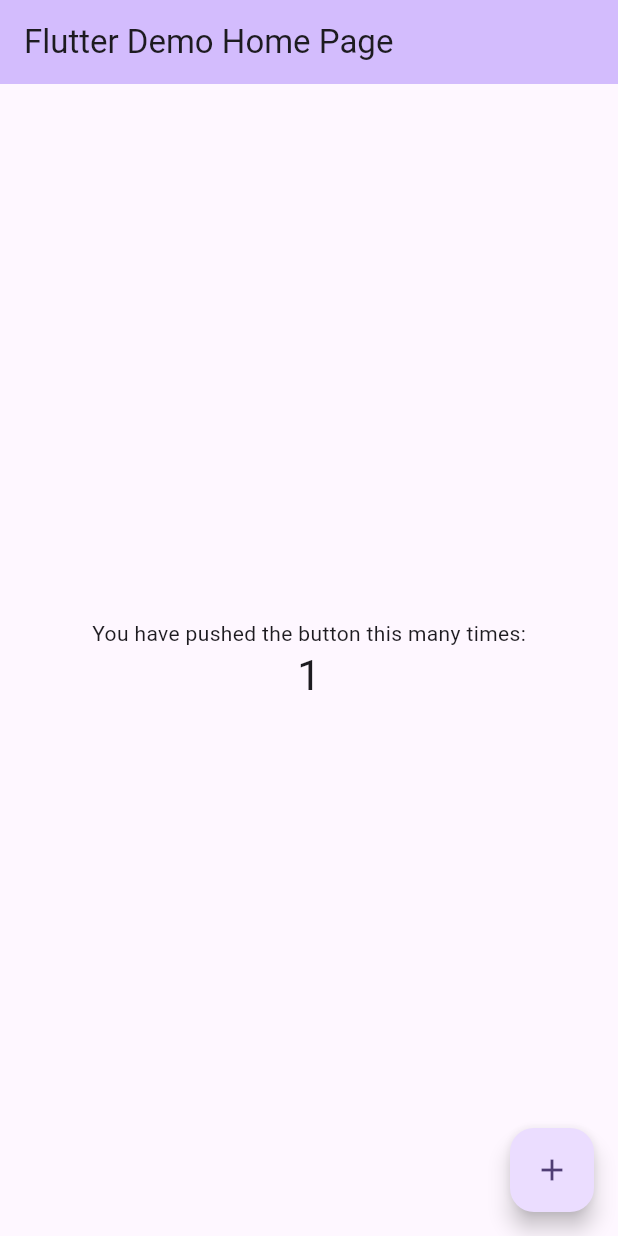
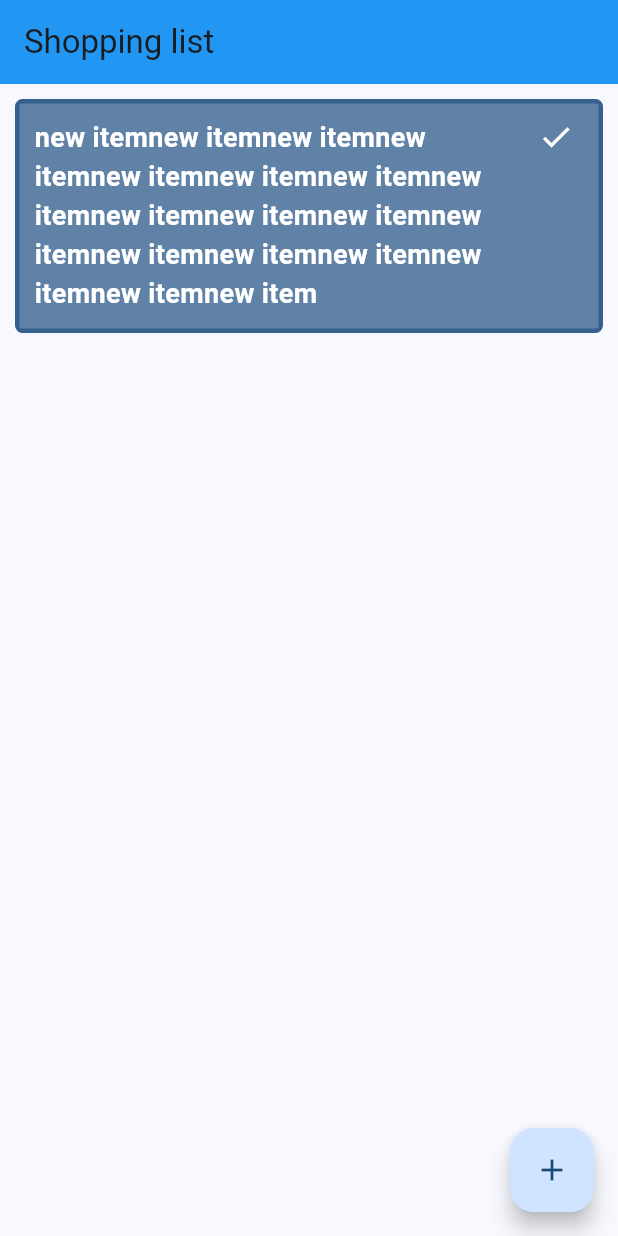
Before and after one commit to FBGFi/shopping-list, a Flutter app: the screen it shows after launch, after a tap on the "add" icon, on a phone screen of 412 x 824 dp. Run offline on Flutter 3.47's test engine with Material 3 defaults, Android fonts, the phone set to English and light mode, and no system bars.

Commit message:
add basic listing

```diff
--- a/lib/main.dart
+++ b/lib/main.dart
@@ -6,120 +6,101 @@ void main() {
 
 class MyApp extends StatelessWidget {
   const MyApp({super.key});
-
-  // This widget is the root of your application.
   @override
   Widget build(BuildContext context) {
     return MaterialApp(
       title: 'Flutter Demo',
       theme: ThemeData(
-        // This is the theme of your application.
-        //
-        // TRY THIS: Try running your application with "flutter run". You'll see
-        // the application has a purple toolbar. Then, without quitting the app,
-        // try changing the seedColor in the colorScheme below to Colors.green
-        // and then invoke "hot reload" (save your changes or press the "hot
-        // reload" button in a Flutter-supported IDE, or press "r" if you used
-        // the command line to start the app).
-        //
-        // Notice that the counter didn't reset back to zero; the application
-        // state is not lost during the reload. To reset the state, use hot
-        // restart instead.
-        //
-        // This works for code too, not just values: Most code changes can be
-        // tested with just a hot reload.
-        colorScheme: ColorScheme.fromSeed(seedColor: Colors.deepPurple),
+        colorScheme: ColorScheme.fromSeed(seedColor: Colors.blue),
         useMaterial3: true,
       ),
-      home: const MyHomePage(title: 'Flutter Demo Home Page'),
+      home: const ShoppingListPage(),
     );
   }
 }
 
-class MyHomePage extends StatefulWidget {
-  const MyHomePage({super.key, required this.title});
-
-  // This widget is the home page of your application. It is stateful, meaning
-  // that it has a State object (defined below) that contains fields that affect
-  // how it looks.
-
-  // This class is the configuration for the state. It holds the values (in this
-  // case the title) provided by the parent (in this case the App widget) and
-  // used by the build method of the State. Fields in a Widget subclass are
-  // always marked "final".
-
-  final String title;
+class ShoppingListPage extends StatefulWidget {
+  const ShoppingListPage({super.key});
 
   @override
-  State<MyHomePage> createState() => _MyHomePageState();
+  State<ShoppingListPage> createState() => _ShoppingListPageState();
 }
 
-class _MyHomePageState extends State<MyHomePage> {
-  int _counter = 0;
-
-  void _incrementCounter() {
+class _ShoppingListPageState extends State<ShoppingListPage> {
+  final List<String> _items = [];
+  _addItem() {
     setState(() {
-      // This call to setState tells the Flutter framework that something has
-      // changed in this State, which causes it to rerun the build method below
-      // so that the display can reflect the updated values. If we changed
-      // _counter without calling setState(), then the build method would not be
-      // called again, and so nothing would appear to happen.
-      _counter++;
+      _items.add(
+          "new itemnew itemnew itemnew itemnew itemnew itemnew itemnew itemnew itemnew itemnew itemnew itemnew itemnew itemnew itemnew itemnew itemnew item");
     });
   }
 
   @override
   Widget build(BuildContext context) {
-    // This method is rerun every time setState is called, for instance as done
-    // by the _incrementCounter method above.
-    //
-    // The Flutter framework has been optimized to make rerunning build methods
-    // fast, so that you can just rebuild anything that needs updating rather
-    // than having to individually change instances of widgets.
     return Scaffold(
       appBar: AppBar(
-        // TRY THIS: Try changing the color here to a specific color (to
-        // Colors.amber, perhaps?) and trigger a hot reload to see the AppBar
-        // change color while the other colors stay the same.
-        backgroundColor: Theme.of(context).colorScheme.inversePrimary,
-        // Here we take the value from the MyHomePage object that was created by
-        // the App.build method, and use it to set our appbar title.
-        title: Text(widget.title),
-      ),
-      body: Center(
-        // Center is a layout widget. It takes a single child and positions it
-        // in the middle of the parent.
-        child: Column(
-          // Column is also a layout widget. It takes a list of children and
-          // arranges them vertically. By default, it sizes itself to fit its
-          // children horizontally, and tries to be as tall as its parent.
-          //
-          // Column has various properties to control how it sizes itself and
-          // how it positions its children. Here we use mainAxisAlignment to
-          // center the children vertically; the main axis here is the vertical
-          // axis because Columns are vertical (the cross axis would be
-          // horizontal).
-          //
-          // TRY THIS: Invoke "debug painting" (choose the "Toggle Debug Paint"
-          // action in the IDE, or press "p" in the console), to see the
-          // wireframe for each widget.
-          mainAxisAlignment: MainAxisAlignment.center,
-          children: <Widget>[
-            const Text(
-              'You have pushed the button this many times:',
-            ),
-            Text(
-              '$_counter',
-              style: Theme.of(context).textTheme.headlineMedium,
-            ),
-          ],
-        ),
-      ),
+          backgroundColor: Colors.blue, title: const Text("Shopping list")),
+      body: GroceriesList(items: _items),
       floatingActionButton: FloatingActionButton(
-        onPressed: _incrementCounter,
-        tooltip: 'Increment',
-        child: const Icon(Icons.add),
-      ), // This trailing comma makes auto-formatting nicer for build methods.
+          onPressed: _addItem, child: const Icon(Icons.add)),
     );
   }
 }
+
+class GroceriesList extends StatelessWidget {
+  const GroceriesList({super.key, required this.items});
+  final List<String> items;
+
+  @override
+  Widget build(BuildContext context) {
+    return ListView(
+        children: items
+            .map((item) => Padding(
+                padding: const EdgeInsets.all(10),
+                child: Container(
+                    decoration: BoxDecoration(
+                        borderRadius: BorderRadius.circular(5),
+                        border: Border.all(
+                            color: Theme.of(context).colorScheme.primary,
+                            width: 3),
+                        color: Theme.of(context)
+                            .colorScheme
+                            .primary
+                            .withAlpha(200)),
+                    child: Padding(
+                        padding: const EdgeInsets.all(10),
+                        child: Wrap(
+                            direction: Axis.horizontal,
+                            alignment: WrapAlignment.spaceBetween,
+                            children: [
+                              FractionallySizedBox(
+                                widthFactor: 0.85,
+                                child: Text(item,
+                                    style: TextStyle(
+                                        fontSize: 18,
+                                        fontWeight: FontWeight.bold,
+                                        color: Theme.of(context)
+                                            .colorScheme
+                                            .onPrimary)),
+                              ),
+                              const FractionallySizedBox(
+                                widthFactor: 0.05,
+                              ),
+                              FractionallySizedBox(
+                                widthFactor: 0.1,
+                                child: IconButton(
+                                  onPressed: () {},
+                                  color:
+                                      Theme.of(context).colorScheme.onPrimary,
+                                  icon: const Icon(Icons.check),
+                                  padding: EdgeInsets.zero,
+                                  constraints: const BoxConstraints(),
+                                  style: const ButtonStyle(
+                                      tapTargetSize:
+                                          MaterialTapTargetSize.shrinkWrap),
+                                ),
+                              ),
+                            ])))))
+            .toList());
+  }
+}
```
